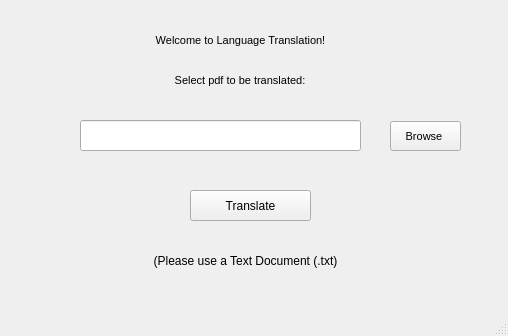
First picture: the form in mw.ui, repository Aisiriiiiiii/Project-Viveka-Translation, before the edit.
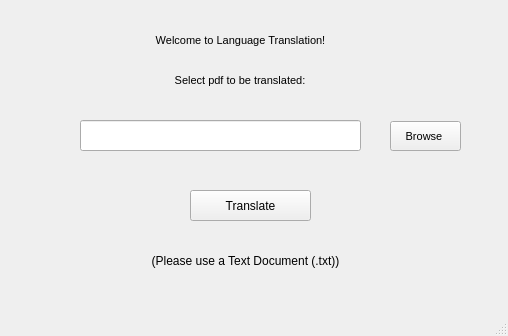
Second picture: the form after the edit.

```diff
--- a/mw.ui
+++ b/mw.ui
@@ -231,7 +231,7 @@
      </rect>
     </property>
     <property name="text">
-     <string>(Please use a Text Document (.txt)</string>
+     <string>(Please use a Text Document (.txt))</string>
     </property>
     <property name="alignment">
      <set>Qt::AlignCenter</set>
```
